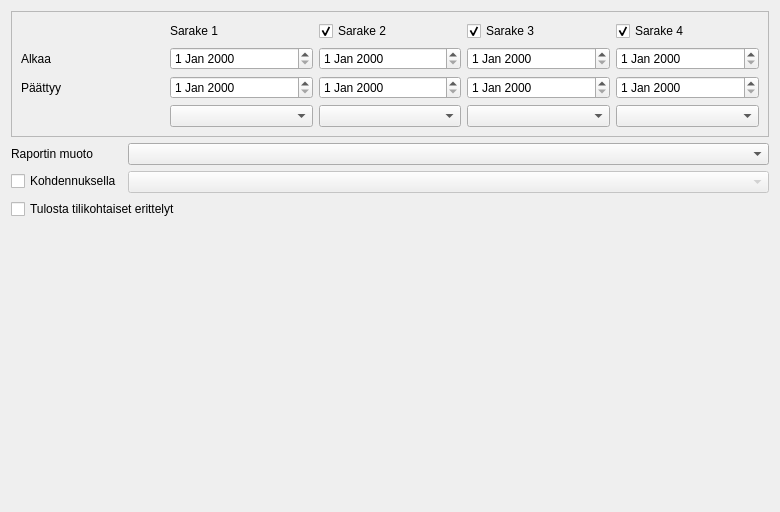
Before: the Qt Designer form kitupiikki/raportti/muokattavaraportti.ui in artoh/kitupiikki, drawn with Qt 5.
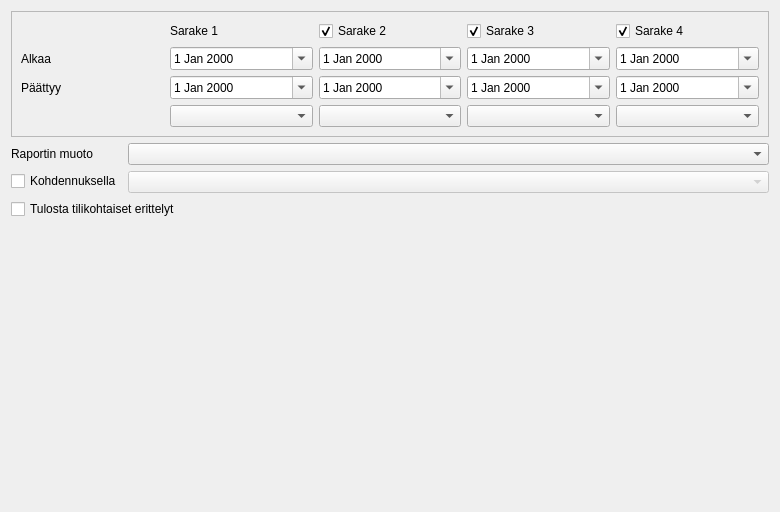
After: the same form once the commit is applied. Icons and pictures are not drawn.

```diff
--- a/kitupiikki/raportti/muokattavaraportti.ui
+++ b/kitupiikki/raportti/muokattavaraportti.ui
@@ -28,6 +28,9 @@
         <property name="enabled">
          <bool>true</bool>
         </property>
+        <property name="calendarPopup">
+         <bool>true</bool>
+        </property>
        </widget>
       </item>
       <item row="1" column="3">
@@ -35,6 +38,9 @@
         <property name="enabled">
          <bool>true</bool>
         </property>
+        <property name="calendarPopup">
+         <bool>true</bool>
+        </property>
        </widget>
       </item>
       <item row="0" column="1">
@@ -49,10 +55,17 @@
         <property name="enabled">
          <bool>true</bool>
         </property>
+        <property name="calendarPopup">
+         <bool>true</bool>
+        </property>
        </widget>
       </item>
       <item row="1" column="1">
-       <widget class="QDateEdit" name="alkaa1Date"/>
+       <widget class="QDateEdit" name="alkaa1Date">
+        <property name="calendarPopup">
+         <bool>true</bool>
+        </property>
+       </widget>
       </item>
       <item row="2" column="0">
        <widget class="QLabel" name="paattyyLabel">
@@ -75,13 +88,20 @@
        </widget>
       </item>
       <item row="2" column="1">
-       <widget class="QDateEdit" name="loppuu1Date"/>
+       <widget class="QDateEdit" name="loppuu1Date">
+        <property name="calendarPopup">
+         <bool>true</bool>
+        </property>
+       </widget>
       </item>
       <item row="2" column="3">
        <widget class="QDateEdit" name="loppuu3Date">
         <property name="enabled">
          <bool>true</bool>
         </property>
+        <property name="calendarPopup">
+         <bool>true</bool>
+        </property>
        </widget>
       </item>
       <item row="1" column="0">
@@ -124,10 +144,18 @@
        </widget>
       </item>
       <item row="1" column="4">
-       <widget class="QDateEdit" name="alkaa4Date"/>
+       <widget class="QDateEdit" name="alkaa4Date">
+        <property name="calendarPopup">
+         <bool>true</bool>
+        </property>
+       </widget>
       </item>
       <item row="2" column="4">
-       <widget class="QDateEdit" name="loppuu4Date"/>
+       <widget class="QDateEdit" name="loppuu4Date">
+        <property name="calendarPopup">
+         <bool>true</bool>
+        </property>
+       </widget>
       </item>
       <item row="3" column="4">
        <widget class="QComboBox" name="tyyppi4"/>
```
